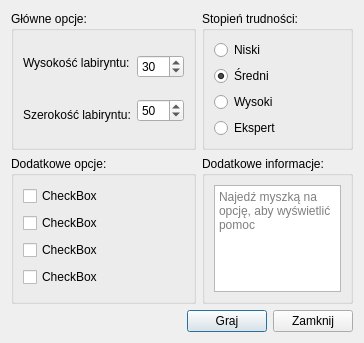
This is settingsdialog.ui in 289698/GenerowanieLabiryntu as Qt 5 draws it before an edit. The edited form follows.
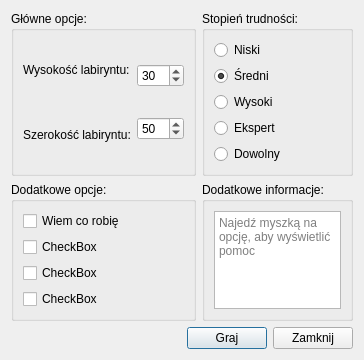
This is the edited form.

Diff of the .ui file:
```diff
--- a/settingsdialog.ui
+++ b/settingsdialog.ui
@@ -116,6 +116,13 @@
           </property>
          </widget>
         </item>
+        <item>
+         <widget class="QRadioButton" name="radioButton_any">
+          <property name="text">
+           <string>Dowolny</string>
+          </property>
+         </widget>
+        </item>
        </layout>
       </widget>
      </item>
@@ -128,7 +135,7 @@
         <item>
          <widget class="QCheckBox" name="checkBox">
           <property name="text">
-           <string>CheckBox</string>
+           <string>Wiem co robię</string>
           </property>
          </widget>
         </item>
```
Left out of the diff: 8 changed lines with no effect on the pictures.
